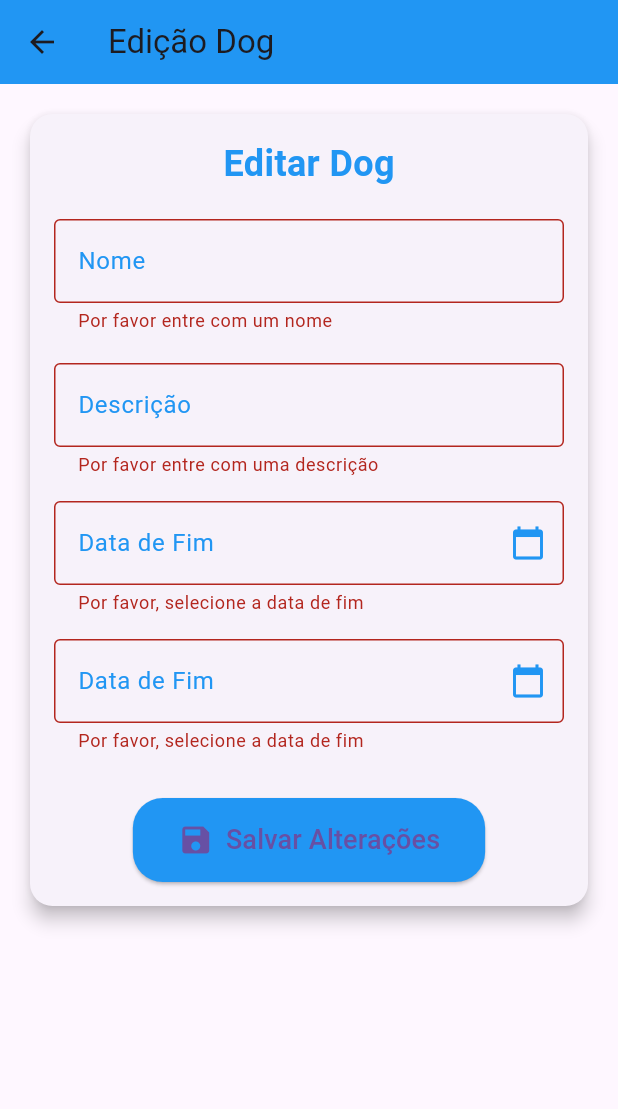
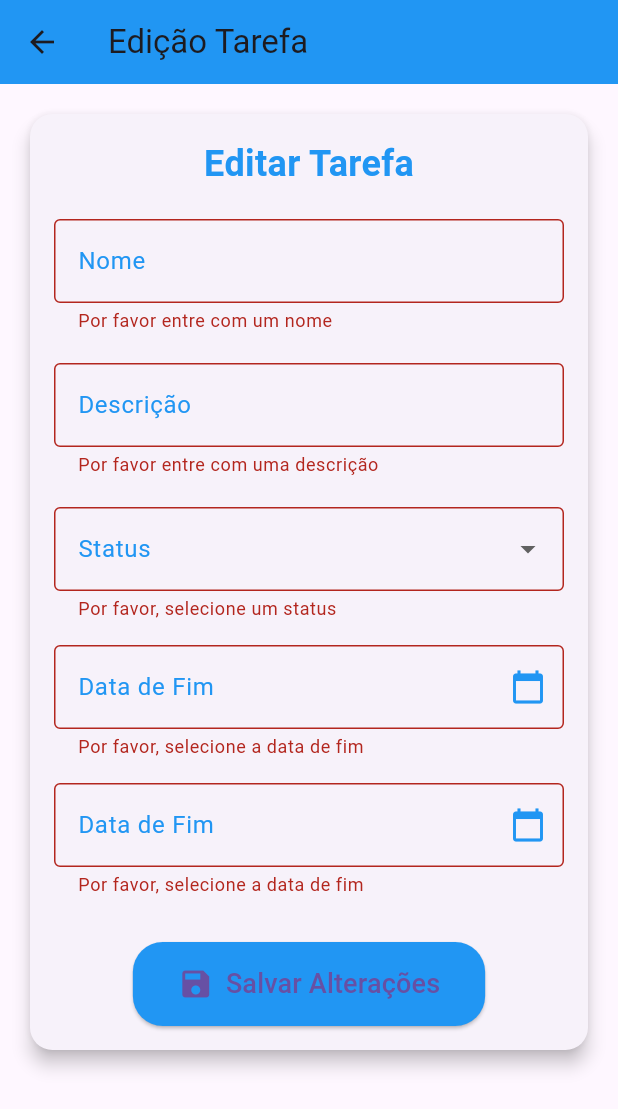
Before and after one commit to Dougras2005/appTarefas, a Flutter app: the TarefaEditPage screen opened directly with empty values, after a tap on "Salvar Alterações", on a phone screen of 412 x 824 dp. Shown: the top 1109 px of the screen. Run offline on Flutter 3.47's test engine with Material 3 defaults, Android fonts, the phone set to English and light mode, and no system bars; our stand-ins replace sqflite; accounts and stored records are empty.

Commit message:
appTarefas

```diff
--- a/lib/presentation/pages/tarefa_edit_page.dart
+++ b/lib/presentation/pages/tarefa_edit_page.dart
@@ -57,7 +57,7 @@ class _TarefaEditPageState extends State<TarefaEditPage> {
         ScaffoldMessenger.of(context).showSnackBar(
           const SnackBar(content: Text('Tarefa atualizado com sucesso!')),
         );
-        Navigator.pop(context, updatedTarefa); // Retorna o tarefa atualizado
+        Navigator.popAndPushNamed(context, '/'); // Retorna o tarefa atualizado
       }
     }
   }
@@ -67,7 +67,7 @@ class _TarefaEditPageState extends State<TarefaEditPage> {
   Widget build(BuildContext context) {
     return Scaffold(
       appBar: AppBar(
-        title: const Text('Edição Dog'),
+        title: const Text('Edição Tarefa'),
         backgroundColor: Colors.blue,
       ),
       body: SingleChildScrollView(
@@ -86,7 +86,7 @@ class _TarefaEditPageState extends State<TarefaEditPage> {
                   child: Column(
                     children: [
                       const Text(
-                        'Editar Dog',
+                        'Editar Tarefa',
                         style: TextStyle(
                           fontSize: 24,
                           fontWeight: FontWeight.bold,
@@ -96,10 +96,10 @@ class _TarefaEditPageState extends State<TarefaEditPage> {
                       const SizedBox(height: 20),
                       TextFormField(
                         controller: nomeController,
-                        decoration: InputDecoration(
+                        decoration: const InputDecoration(
                           labelText: 'Nome',
                           labelStyle: TextStyle(color: Colors.blue),
-                          border: const OutlineInputBorder(),
+                          border: OutlineInputBorder(),
                           focusedBorder: OutlineInputBorder(
                             borderSide: BorderSide(color: Colors.blue),
                           ),
@@ -114,10 +114,10 @@ class _TarefaEditPageState extends State<TarefaEditPage> {
                       const SizedBox(height: 20),
                       TextFormField(
                         controller: descricaoController,
-                        decoration: InputDecoration(
+                        decoration: const InputDecoration(
                           labelText: 'Descrição',
                           labelStyle: TextStyle(color: Colors.blue),
-                          border: const OutlineInputBorder(),
+                          border: OutlineInputBorder(),
                           focusedBorder: OutlineInputBorder(
                             borderSide: BorderSide(color: Colors.blue),
                           ),
@@ -125,6 +125,38 @@ class _TarefaEditPageState extends State<TarefaEditPage> {
                         validator: (value) {
                           if (value == null || value.isEmpty) {
                             return 'Por favor entre com uma descrição';
+                          }
+                          return null;
+                        },
+                      ),
+                      const SizedBox(height: 20),
+                      DropdownButtonFormField<String>(
+                        value: statusController.text.isNotEmpty ? statusController.text : null, // Valor inicial
+                        decoration: const InputDecoration(
+                          labelText: 'Status',
+                          labelStyle: TextStyle(color: Colors.blue),
+                          border: OutlineInputBorder(),
+                          focusedBorder: OutlineInputBorder(
+                            borderSide: BorderSide(color: Colors.blue),
+                          ),
+                        ),
+                        items: [
+                          'Pendente',
+                          'Em andamento',
+                          'Concluída',
+                        ].map((String value) {
+                          return DropdownMenuItem<String>(
+                            value: value,
+                            child: Text(value),
+                          );
+                        }).toList(),
+                        onChanged: (String? newValue) {
+                          // Atualiza o valor do controlador quando o usuário seleciona uma opção
+                          statusController.text = newValue ?? '';
+                        },
+                        validator: (value) {
+                          if (value == null || value.isEmpty) {
+                            return 'Por favor, selecione um status';
                           }
                           return null;
                         },
@@ -155,7 +187,7 @@ class _TarefaEditPageState extends State<TarefaEditPage> {
                               if (pickedDate != null) {
                                 // Formata a data para o formato desejado (opcional)
                                 String formattedDate = "${pickedDate.day}/${pickedDate.month}/${pickedDate.year}";
-                                dataFimController.text = formattedDate; // Atualiza o controlador
+                                dataInicioController.text = formattedDate; // Atualiza o controlador
                               }
                             },
                           ),
```
Also changed, not shown: lib/presentation/pages/cadastro_page.dart (+17 -17 lines), lib/presentation/pages/home_page.dart (+41 -4 lines).
